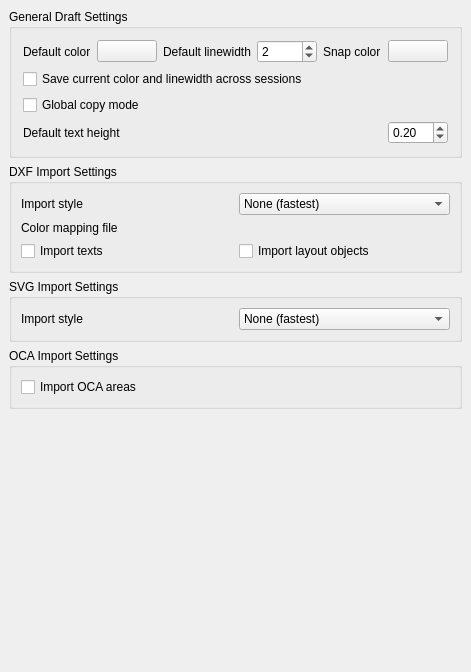
The window that src/Mod/Draft/userprefs.ui (berndhahnebach/All_FreeCAD) describes before a commit, drawn with Qt 5.
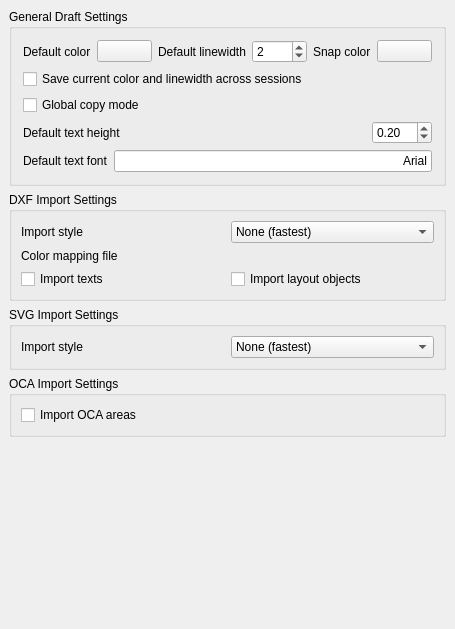
The same window after the commit. Custom widgets are drawn as their Qt base class.

Commit message: + Added font settings to Draft Text and Dimension

The edit to the form file:
```diff
--- a/src/Mod/Draft/userprefs.ui
+++ b/src/Mod/Draft/userprefs.ui
@@ -6,8 +6,8 @@
    <rect>
     <x>0</x>
     <y>0</y>
-    <width>471</width>
-    <height>672</height>
+    <width>455</width>
+    <height>629</height>
    </rect>
   </property>
   <property name="windowTitle">
@@ -148,16 +148,16 @@
        </layout>
       </item>
       <item>
-       <layout class="QHBoxLayout" name="horizontalLayout_6">
+       <layout class="QHBoxLayout" name="horizontalLayout_8">
         <item>
-         <widget class="QLabel" name="label_5">
+         <widget class="QLabel" name="label_6">
           <property name="text">
            <string>Default text height</string>
           </property>
          </widget>
         </item>
         <item>
-         <widget class="Gui::PrefDoubleSpinBox" name="gui::prefdoublespinbox">
+         <widget class="Gui::PrefDoubleSpinBox" name="gui::prefdoublespinbox_2">
           <property name="maximumSize">
            <size>
             <width>60</width>
@@ -180,6 +180,39 @@
         </item>
        </layout>
       </item>
+      <item>
+       <layout class="QHBoxLayout" name="horizontalLayout_6">
+        <item>
+         <widget class="QLabel" name="label_5">
+          <property name="text">
+           <string>Default text font</string>
+          </property>
+         </widget>
+        </item>
+        <item>
+         <widget class="Gui::PrefLineEdit" name="gui::preflineedit">
+          <property name="toolTip">
+           <string>This is the default font name for all Draft texts and dimensions.
+It can be a font name such as &quot;Arial&quot;, a default style such as &quot;sans&quot;, &quot;serif&quot;
+or &quot;mono&quot;, or a family such as &quot;Arial,Helvetica,sans&quot; or a name with a style
+such as &quot;Arial:Bold&quot;</string>
+          </property>
+          <property name="text">
+           <string>Arial</string>
+          </property>
+          <property name="alignment">
+           <set>Qt::AlignRight|Qt::AlignTrailing|Qt::AlignVCenter</set>
+          </property>
+          <property name="prefEntry" stdset="0">
+           <cstring>textfont</cstring>
+          </property>
+          <property name="prefPath" stdset="0">
+           <cstring>Mod/Draft</cstring>
+          </property>
+         </widget>
+        </item>
+       </layout>
+      </item>
      </layout>
     </widget>
    </item>
@@ -470,6 +503,11 @@
    <extends>QComboBox</extends>
    <header>Gui/PrefWidgets.h</header>
   </customwidget>
+  <customwidget>
+   <class>Gui::PrefLineEdit</class>
+   <extends>QLineEdit</extends>
+   <header>Gui/PrefWidgets.h</header>
+  </customwidget>
   <customwidget>
    <class>Gui::PrefDoubleSpinBox</class>
    <extends>QDoubleSpinBox</extends>
```
Left out of the diff: 2 changed lines with no effect on the pictures. The commit also changes 3 other files.
